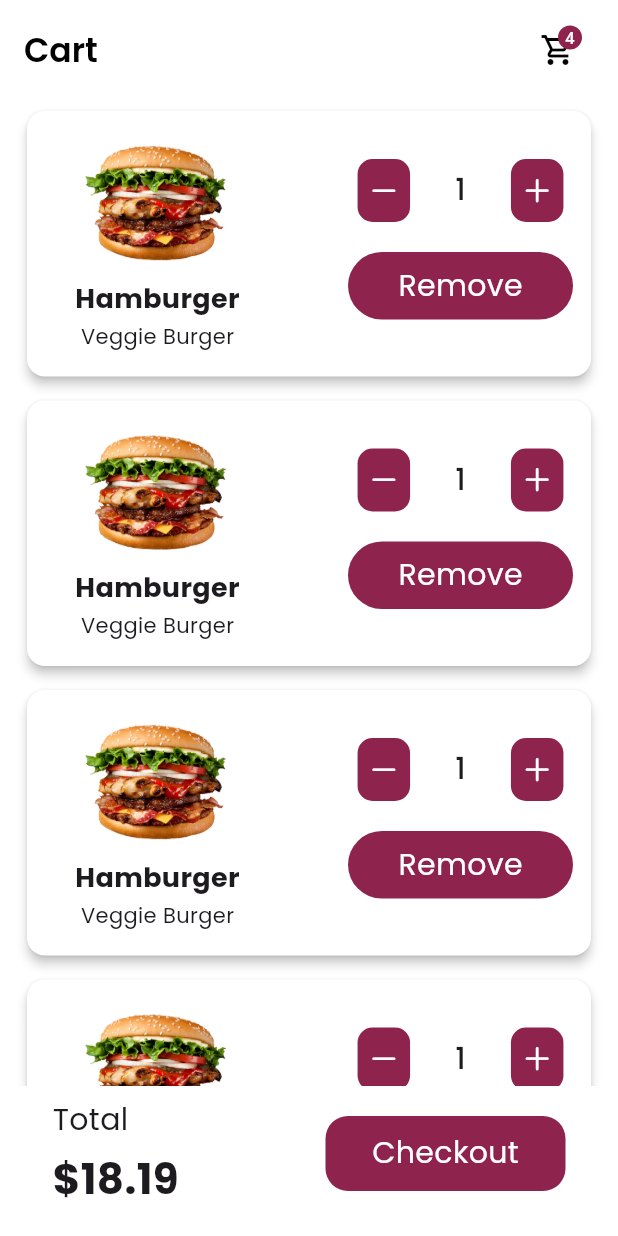
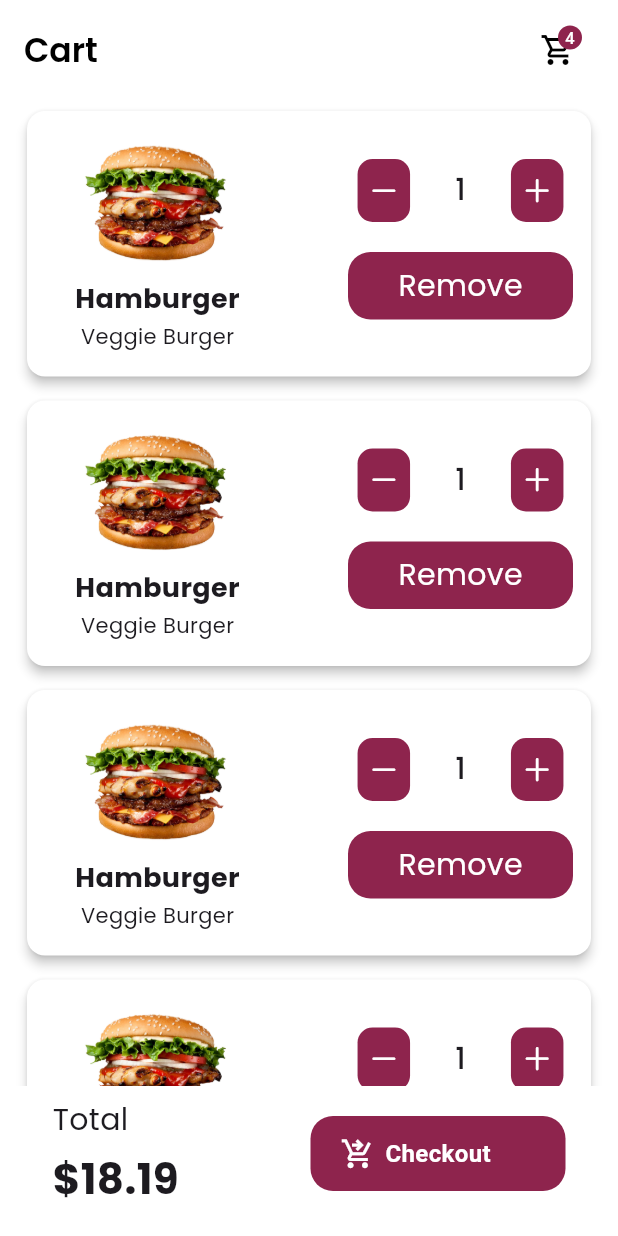
Before and after one commit to eslamwael22/Foodie, a Flutter app: the CartView screen opened by its route, on a phone screen of 412 x 824 dp. Run offline on Flutter 3.47's test engine with Material 3 defaults, Android fonts, the phone set to English and light mode, and no system bars; our stand-ins replace dio, dotted_line, firebase_core, flutter_svg, gap, go_router and 3 more; accounts and stored records are empty; Roboto replaces fonts that are missing (Pridi).

Commit message:
feat: Implement user data storage and retrieval in PrefHelpers; add animated checkout button

```diff
--- a/lib/core/widgets/buttom_sheet.dart
+++ b/lib/core/widgets/buttom_sheet.dart
@@ -79,6 +79,7 @@ class ButtomSheet extends StatelessWidget {
           const Spacer(),
 
           CustomContanier(
+            icon: Icons.payments,
             onTap: onTap,
             text: text,
             width: width ?? 160,
--- a/lib/features/auth/views/log_in_view.dart
+++ b/lib/features/auth/views/log_in_view.dart
@@ -6,6 +6,7 @@ import 'package:flutter_svg/flutter_svg.dart';
 import 'package:foodie/core/constants/app_colors.dart';
 import 'package:foodie/core/network/api_errors.dart';
 import 'package:foodie/core/network/api_exceptions.dart';
+import 'package:foodie/core/utils/pref_helpers.dart';
 import 'package:foodie/core/widgets/custom_snak_bar.dart';
 import 'package:foodie/core/widgets/custom_text.dart';
 import 'package:foodie/core/widgets/custom_text_field.dart';
@@ -32,6 +33,8 @@ class _LogInViewState extends State<LogInView> {
         emailController.text.trim(),
         passwordController.text.trim(),
       );
+      await PrefHelpers.saveToken(user.token!);
+      await PrefHelpers.saveUserData(name: user.name, email: user.email);
 
       if (mounted && user != null) {
         context.go('/Roots');
--- a/lib/features/cart/views/cart_view.dart
+++ b/lib/features/cart/views/cart_view.dart
@@ -1,11 +1,9 @@
 import 'package:flutter/material.dart';
 import 'package:foodie/core/constants/app_colors.dart';
-import 'package:foodie/core/widgets/custom_contanier.dart';
 import 'package:foodie/core/widgets/custom_text.dart';
 import 'package:foodie/features/cart/widgets/cart_item.dart';
-import 'package:foodie/features/profile/widgets/notification_icon.dart';
+import 'package:foodie/features/cart/widgets/checkout_ani.dart';
 import 'package:gap/gap.dart';
-import 'package:go_router/go_router.dart';
 
 class CartView extends StatefulWidget {
   const CartView({super.key});
@@ -91,15 +89,7 @@ class _CartViewState extends State<CartView> {
 
                 const Spacer(),
 
-                CustomContanier(
-                  onTap: () {
-                    context.push('/Checkout');
-                  },
-                  text: 'Checkout',
-                  width: 160,
-                  height: 50,
-                  radius: 15,
-                ),
+                const AnimatedCheckoutButton(),
               ],
             ),
           ),
--- a/lib/features/cart/widgets/cart_item.dart
+++ b/lib/features/cart/widgets/cart_item.dart
@@ -83,7 +83,7 @@ class _CartItemState extends State<CartItem> {
                     text: 'Remove',
                     width: 150,
                     height: 45,
-                    radius: 30,
+                    radius: 15,
                     onTap: () {},
                     fontWeight: FontWeight.w400,
                   ),
--- /dev/null
+++ b/lib/features/cart/widgets/checkout_ani.dart
@@ -0,0 +1,112 @@
+import 'package:flutter/material.dart';
+import 'package:foodie/core/constants/app_colors.dart';
+import 'package:gap/gap.dart';
+import 'package:go_router/go_router.dart';
+
+class AnimatedCheckoutButton extends StatefulWidget {
+  const AnimatedCheckoutButton({super.key});
+
+  @override
+  State<AnimatedCheckoutButton> createState() => _AnimatedCheckoutButtonState();
+}
+
+class _AnimatedCheckoutButtonState extends State<AnimatedCheckoutButton>
+    with SingleTickerProviderStateMixin {
+  late AnimationController _controller;
+  late Animation<double> _iconPosition;
+  late Animation<double> _textOpacity;
+
+  static const double _buttonWidth = 170;
+  static const double _iconSize = 23;
+  static const double _iconStartLeft = 20; // مكان الأيقونة الأول (جنب النص)
+  static const double _iconEndLeft =
+      _buttonWidth - _iconSize - 20; // أقصى اليمين
+
+  @override
+  void initState() {
+    super.initState();
+
+    _controller = AnimationController(
+      vsync: this,
+      duration: const Duration(milliseconds: 600),
+    );
+
+    _iconPosition = Tween<double>(
+      begin: _iconStartLeft,
+      end: _iconEndLeft,
+    ).animate(CurvedAnimation(parent: _controller, curve: Curves.easeInOut));
+
+    _textOpacity = Tween<double>(begin: 1, end: 0).animate(
+      CurvedAnimation(
+        parent: _controller,
+        curve: const Interval(
+          0.0,
+          0.5,
+          curve: Curves.easeOut,
+        ), // النص يختفي بسرعة في أول نص الأنيميشن
+      ),
+    );
+  }
+
+  @override
+  void dispose() {
+    _controller.dispose();
+    super.dispose();
+  }
+
+  Future<void> _handleTap() async {
+    await _controller.forward();
+
+    if (!mounted) return;
+
+    context.push('/Checkout');
+
+    _controller.reset();
+  }
+
+  @override
+  Widget build(BuildContext context) {
+    return GestureDetector(
+      onTap: _handleTap,
+      child: Container(
+        width: _buttonWidth,
+        height: 50,
+        decoration: BoxDecoration(
+          color: AppColors.primary,
+          borderRadius: BorderRadius.circular(15),
+        ),
+        child: AnimatedBuilder(
+          animation: _controller,
+          builder: (context, child) {
+            return Stack(
+              alignment: Alignment.center,
+              children: [
+                // النص بيختفي تدريجيًا
+                Opacity(
+                  opacity: _textOpacity.value,
+                  child: const Text(
+                    'Checkout',
+                    style: TextStyle(
+                      color: AppColors.white,
+                      fontSize: 16,
+                      fontWeight: FontWeight.bold,
+                    ),
+                  ),
+                ),
+                // الأيقونة بتتحرك من الشمال للجنب/اليمين
+                Positioned(
+                  left: _iconPosition.value,
+                  child: const Icon(
+                    Icons.shopping_cart_checkout,
+                    color: AppColors.white,
+                    size: _iconSize,
+                  ),
+                ),
+              ],
+            );
+          },
+        ),
+      ),
+    );
+  }
+}
--- a/lib/features/checkout/views/checkout_view.dart
+++ b/lib/features/checkout/views/checkout_view.dart
@@ -168,7 +168,6 @@ class _CheckoutViewState extends State<CheckoutView> {
               );
             },
             price: '23.74',
-
             pricetext: 'Total Price',
             text: 'Pay Now',
           ),
--- a/pubspec.yaml
+++ b/pubspec.yaml
@@ -27,6 +27,8 @@ dependencies:
   image_picker: ^1.2.3
   path: ^1.9.1
   firebase_core: ^4.13.0
+  cloud_firestore: ^6.8.0
+  jwt_decoder: ^2.0.1
 
 dev_dependencies:
   flutter_test:
```
Also changed, not shown: lib/core/utils/pref_helpers.dart (+41 -0 lines), lib/features/home/views/home_view.dart (+17 -2 lines), lib/features/orderHistory/views/orderHistory.dart (+6 -4 lines), lib/features/profile/views/profile_view.dart (+19 -4 lines), pubspec.lock, 3 other files.
